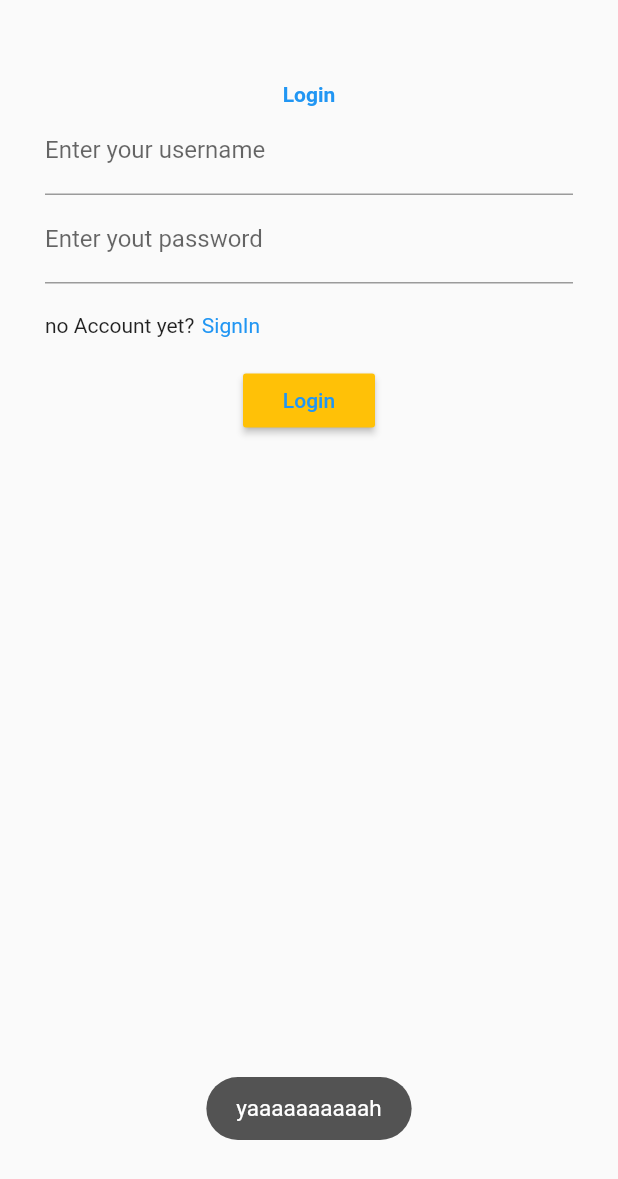
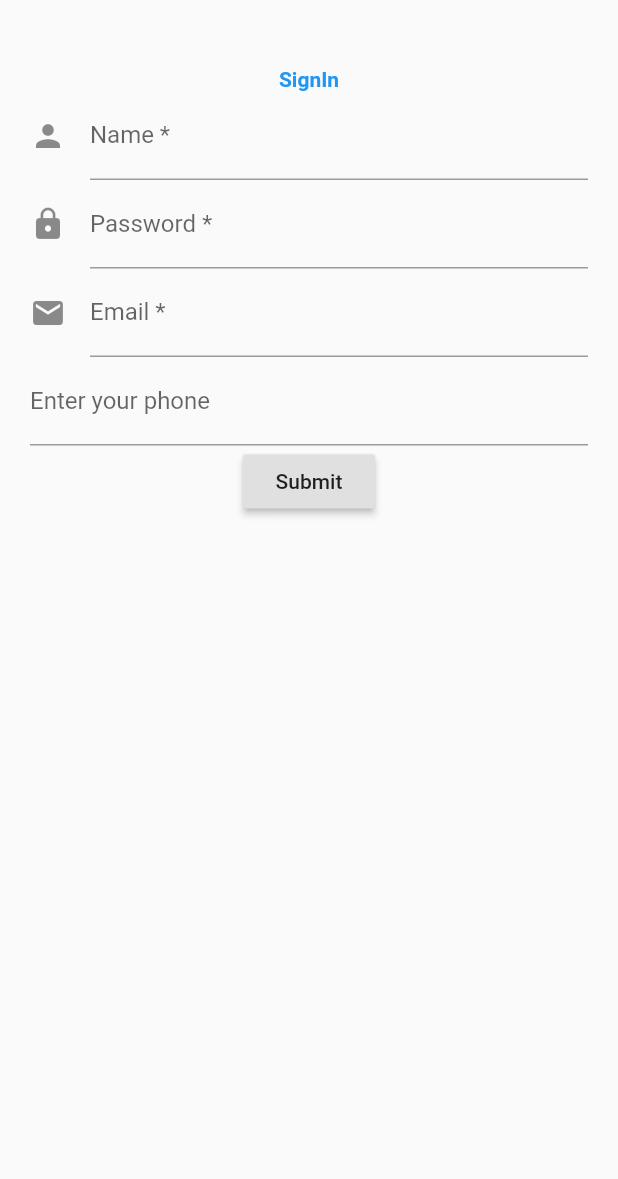
Before and after one commit to abora97/demoFlutterApp, a Flutter app: the Login screen opened directly, after a tap on "SignIn", on a phone screen of 412 x 824 dp. Shown: the top 1179 px of the screen. Run offline on Flutter 3.47's test engine with Material 2 defaults, Android fonts, the phone set to English and light mode, and no system bars; our stand-ins replace toast.

Commit message:
create signin screen and make validation

```diff
--- a/lib/loginScreen.dart
+++ b/lib/loginScreen.dart
@@ -1,4 +1,5 @@
 import 'package:flutter/material.dart';
+import 'package:flutterappnew/signIn.dart';
 import 'package:toast/toast.dart';
 
 class Login extends StatefulWidget {
@@ -34,7 +35,7 @@ class _LoginState extends State<Login> {
                 ),
                 Row(
                   children: <Widget>[
-                    Text("no Account yet?"),
+                    Text("No Account yet ?"),
                     Container(
                       margin: const EdgeInsets.only(
                           left: 5.0, top: 0.0, right: 5.0, bottom: 0.0),
@@ -44,9 +45,9 @@ class _LoginState extends State<Login> {
                           style: TextStyle(color: Colors.blue),
                         ),
                         onTap: () {
-                          Toast.show("yaaaaaaaaaah", context,
-                              duration: Toast.LENGTH_SHORT,
-                              gravity: Toast.BOTTOM);
+                          Navigator.push(
+                              context,
+                              MaterialPageRoute(builder: (context) => SignIn()));
                         },
                       ),
                     )
@@ -60,9 +61,7 @@ class _LoginState extends State<Login> {
                       style: TextStyle(color: Colors.blue),
                     ),
                     color: Colors.amber,
-                    onPressed: () {
-                      onClickBtn();
-                    },
+                    onPressed: onClickBtn,
                   ),
                 )
               ],
--- /dev/null
+++ b/lib/signIn.dart
@@ -0,0 +1,75 @@
+import 'package:flutter/material.dart';
+
+class SignIn extends StatefulWidget {
+  @override
+  _SignInState createState() => _SignInState();
+}
+
+class _SignInState extends State<SignIn> {
+
+  final _formKey = GlobalKey<FormState>();
+
+  @override
+  Widget build(BuildContext context) {
+    // Build a Form widget using the _formKey created above.
+    return Scaffold(
+
+      body: Container(
+        margin: const EdgeInsets.only(
+            left: 20.0, top: 45.0, right: 20.0, bottom: 0.0),
+        child: Center(
+          child: Form(
+            key: _formKey,
+            child: Column(
+              children: <Widget>[
+                Text(
+                  "SignIn",
+                  style:
+                      TextStyle(fontWeight: FontWeight.bold, color: Colors.blue),
+                ),
+                TextFormField(
+                  decoration: InputDecoration(
+                      icon: Icon(Icons.person),
+                      hintText: 'What do people call you?',
+                      labelText: 'Name *'),
+                ),
+                TextFormField(
+                  decoration: InputDecoration(
+                      icon: Icon(Icons.lock),
+                      hintText: 'What your password ?',
+                      labelText: 'Password *'),
+                ),
+                TextFormField(
+                  decoration: InputDecoration(
+                      icon: Icon(Icons.email),
+                      hintText: 'What your Email ?',
+                      labelText: 'Email *'),
+                  validator: (value) {
+                    if (value.isEmpty) {
+                      return 'Please enter some text';
+                    }
+                    return null;
+                  },
+                ),
+                TextFormField(
+                  decoration: InputDecoration(labelText: 'Enter your phone'),
+                ),
+                RaisedButton(
+                  onPressed: () {
+                    // Validate returns true if the form is valid, or false
+                    // otherwise.
+                    if (_formKey.currentState.validate()) {
+                      // If the form is valid, display a Snackbar.
+                      Scaffold.of(context).showSnackBar(SnackBar(content: Text('Processing Data')));
+                    }
+                  },
+                  child: Text('Submit'),
+                ),
+              ],
+            ),
+          ),
+        ),
+      ),
+    );
+  }
+}
```
